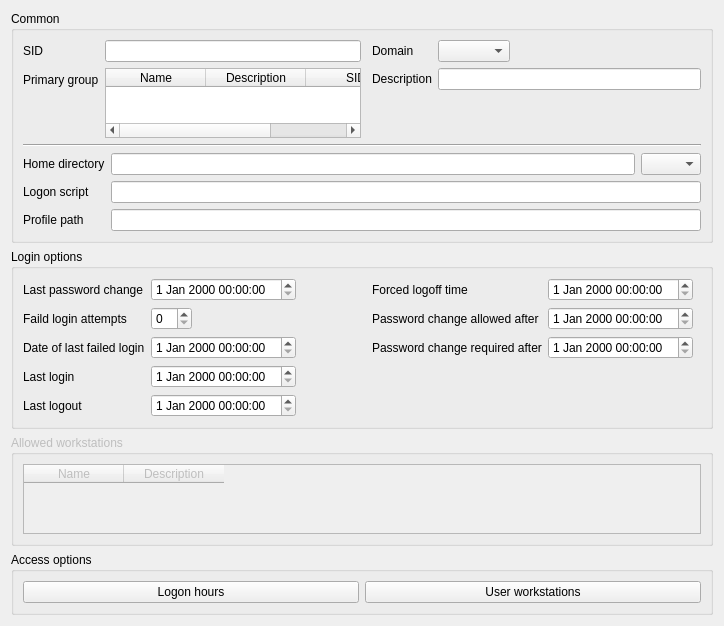
This is agent/src/clacks/agent/data/templates/default/user-samba.ui in gonicus/clacks as Qt 5 draws it before an edit. The edited form follows.
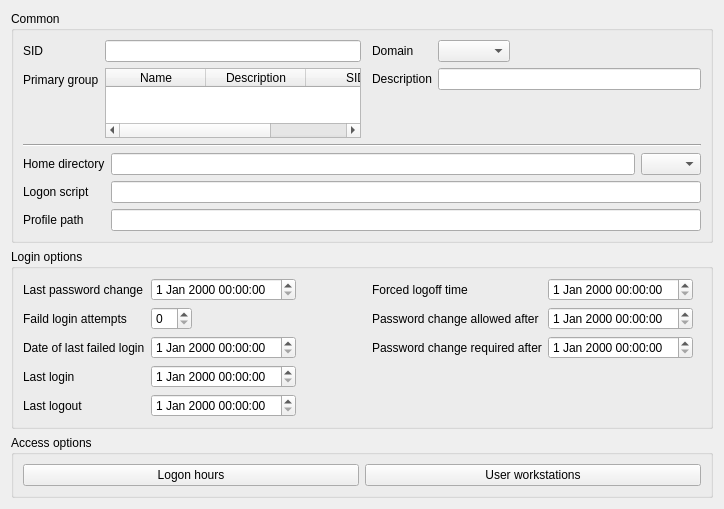
This is the edited form. Icons and pictures are not drawn.

Commit message: Updated samba dialogs

```diff
--- a/agent/src/clacks/agent/data/templates/default/user-samba.ui
+++ b/agent/src/clacks/agent/data/templates/default/user-samba.ui
@@ -369,35 +369,6 @@
      </layout>
     </widget>
    </item>
-   <item row="2" column="0">
-    <widget class="QGroupBox" name="groupBox">
-     <property name="enabled">
-      <bool>false</bool>
-     </property>
-     <property name="title">
-      <string>Allowed workstations</string>
-     </property>
-     <layout class="QGridLayout" name="gridLayout_4">
-      <item row="0" column="0">
-       <widget class="QTableWidget" name="sambaUserWorkstationsEdit">
-        <property name="editTitle" stdset="0">
-         <string>Choose workstations</string>
-        </property>
-        <column>
-         <property name="text">
-          <string comment="cn">Name</string>
-         </property>
-        </column>
-        <column>
-         <property name="text">
-          <string comment="description">Description</string>
-         </property>
-        </column>
-       </widget>
-      </item>
-     </layout>
-    </widget>
-   </item>
    <item row="3" column="0">
     <widget class="QGroupBox" name="groupBox_4">
      <property name="enabled">
```
The commit also changes 3 other files.
